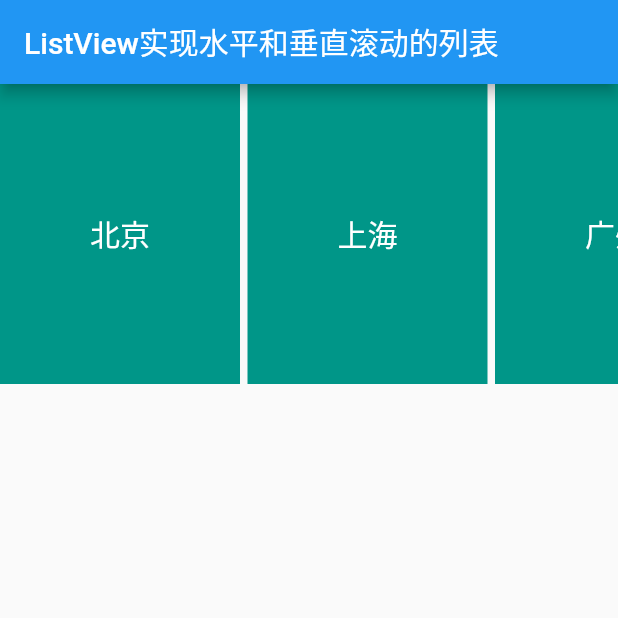
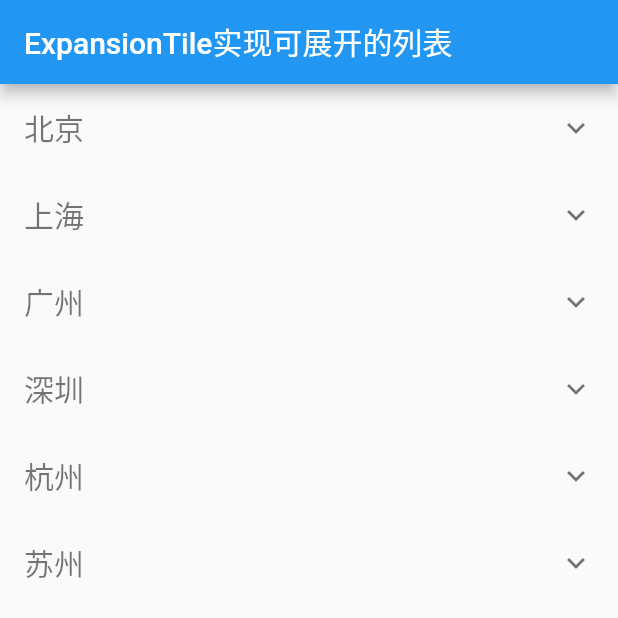
Before and after one commit to shixin58/flutter_trip, a Flutter app: the screen it shows after launch, on a phone screen of 412 x 824 dp, the top half of it. Run offline on Flutter 3.47's test engine with Material 2 defaults, Android fonts, the phone set to English and light mode, and no system bars; our stand-ins replace flutter_swiper_view.

Commit message:
ExpansionTile实现可展开的列表

```diff
--- a/lib/main.dart
+++ b/lib/main.dart
@@ -1,6 +1,13 @@
 import 'package:flutter/material.dart';
 
-const cityNames = ['北京', '上海', '广州', '深圳', '重庆', '武汉', '杭州', '西安', '郑州', '南京', '厦门', '大连'];
+const cityNames = {
+  '北京': ['东城区', '西城区', '朝阳区', '丰台区', '石景山区', '海淀区', '顺义区'],
+  '上海': ['黄浦区', '徐汇区', '长宁区', '静安区', '普陀区', '闸北区', '虹口区'],
+  '广州': ['越秀', '海珠', '荔湾', '天河', '白云', '黄埔', '南沙', '番禺'],
+  '深圳': ['南山', '福田', '罗湖', '盐田', '龙岗', '宝安', '龙华'],
+  '杭州': ['上城区', '下城区', '江干区', '拱墅区', '西湖区', '滨江区'],
+  '苏州': ['姑苏区', '吴中区', '相城区', '高新区', '虎丘区', '工业园区', '吴江区']
+};
 
 void main() {
   runApp(const MyApp());
@@ -22,40 +29,40 @@ class _MyAppState extends State<MyApp> {
     return MaterialApp(
       home: Scaffold(
         appBar: AppBar(
-          title: const Text('ListView实现水平和垂直滚动的列表',),
+          title: const Text('ExpansionTile实现可展开的列表',),
         ),
-        body: SizedBox(
-          height: 200,
-          child: ListView(
-            scrollDirection: Axis.horizontal,
-            children: _buildList(),
-          ),
-        )
+        body: ListView(
+          children: _buildList(),
+        ),
       ),
     );
   }
 
   List<Widget> _buildList() {
-    return cityNames.map((city) => _item(city)).toList();
+    List<Widget> widgets = [];
+    for (var city in cityNames.keys) {
+      widgets.add(_item(city, cityNames[city]!));
+    }
+    return widgets;
   }
 
-  // Widget _item(city) {
-  //   return Container(
-  //     height: 80,
-  //     margin: const EdgeInsets.only(bottom: 5),
-  //     alignment: Alignment.center,
-  //     decoration: const BoxDecoration(color: Colors.teal),
-  //     child: Text(city, style: const TextStyle(color: Colors.white, fontSize: 20),),
-  //   );
-  // }
+  Widget _item(String city, List<String> subCities) {
+    return ExpansionTile(
+      title: Text(city,style: const TextStyle(color: Colors.black54,fontSize: 20),),
+      children: subCities.map((subCity) => _buildSub(subCity)).toList(),
+    );
+  }
 
-  Widget _item(city) {
-    return Container(
-      width: 160,
-      margin: const EdgeInsets.only(right: 5),
-      alignment: Alignment.center,
-      decoration: const BoxDecoration(color: Colors.teal),
-      child: Text(city, style: const TextStyle(color: Colors.white, fontSize: 20),),
+  Widget _buildSub(String subCity) {
+    return FractionallySizedBox(
+      widthFactor: 1.0,
+      child: Container(
+        height: 50,
+        margin: const EdgeInsets.only(bottom: 5),
+        decoration: const BoxDecoration(color: Colors.teal),
+        alignment: Alignment.center,
+        child: Text(subCity),
+      ),
     );
   }
 }
```
